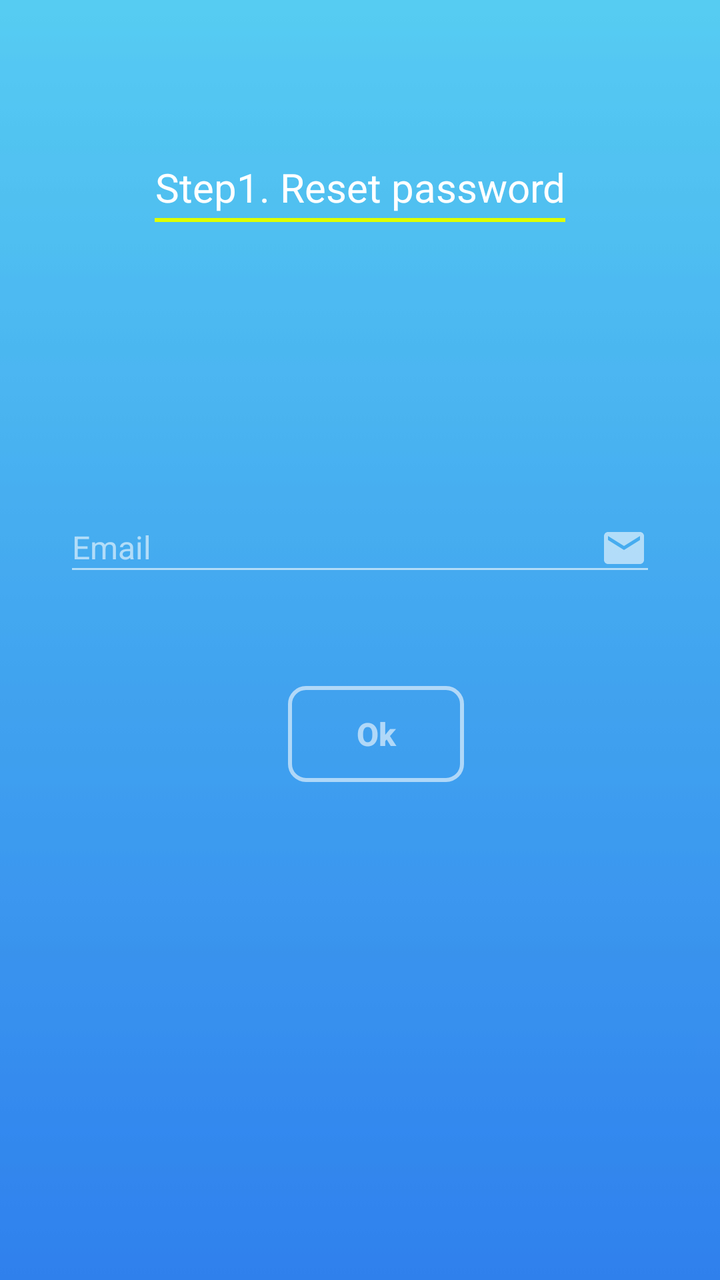
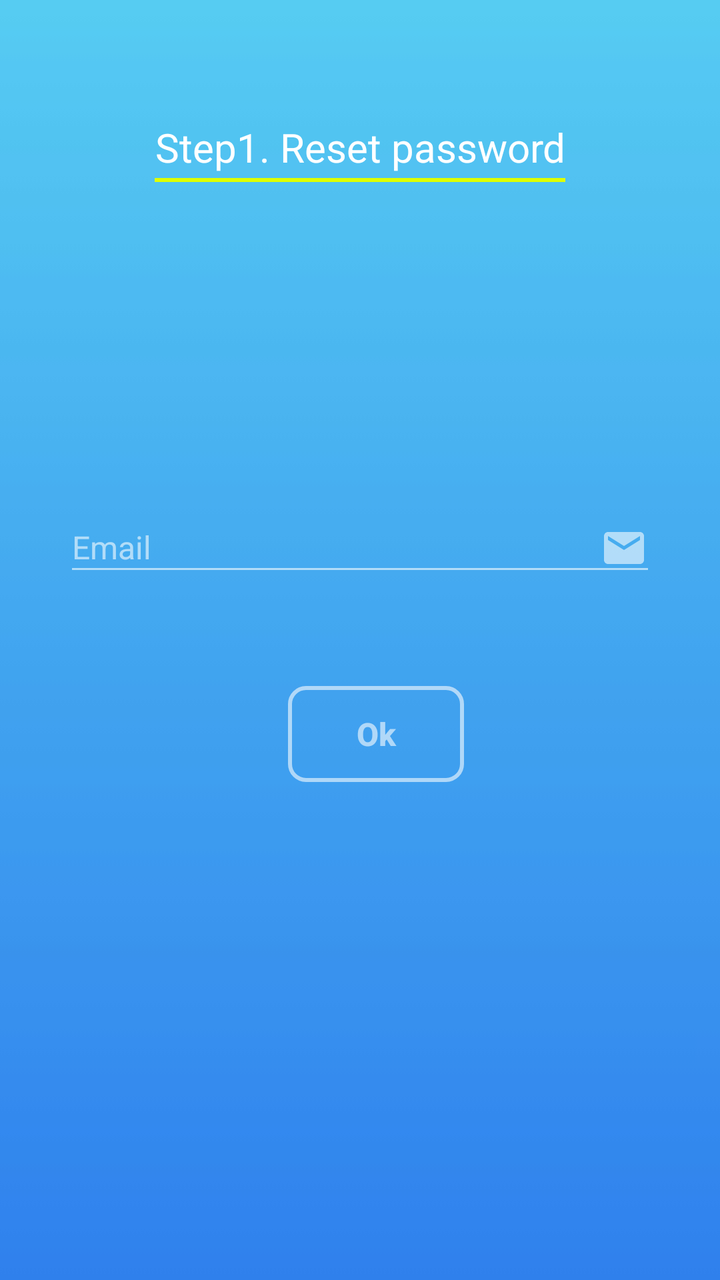

Screens rendered from an Android XML layout before and after an edit, with the pre-edit source and the edit as a unified diff.
<!-- AndroidManifest.xml: application theme AppTheme -->
<!-- res/layout/activity_forgot_pw.xml -->
<?xml version="1.0" encoding="utf-8"?>
<RelativeLayout xmlns:android="http://schemas.android.com/apk/res/android"
    xmlns:app="http://schemas.android.com/apk/res-auto"
    xmlns:tools="http://schemas.android.com/tools"
    android:layout_width="match_parent"
    android:layout_height="match_parent"
    android:id="@+id/rlRoot"
    android:background="@drawable/blue_skies">

        <LinearLayout
            android:id="@+id/linearLayout"
            android:layout_width="wrap_content"
            android:layout_height="wrap_content"
            android:layout_alignParentTop="true"
            android:layout_centerHorizontal="true"
            android:layout_marginTop="80dp"
            android:orientation="horizontal">

            <LinearLayout
                android:layout_width="wrap_content"
                android:layout_height="wrap_content"
                android:orientation="vertical">

                <TextView
                    android:id="@+id/textView"
                    android:layout_width="wrap_content"
                    android:layout_height="wrap_content"
                    android:text="@string/textInputEmail"
                    android:textAlignment="center"
                    android:textColor="#ffffff"
                    android:textSize="20sp" />

                <View
                    android:layout_width="match_parent"
                    android:layout_height="2dp"
                    android:layout_marginTop="2dp"
                    android:background="#deff00" />

            </LinearLayout>


        </LinearLayout>


        <LinearLayout
            android:layout_width="match_parent"
            android:layout_height="wrap_content"
            android:layout_centerVertical="true"
            android:layout_centerHorizontal="true"
            android:layout_marginBottom="32dp"
            android:orientation="vertical"
            android:paddingLeft="32dp"
            android:paddingRight="32dp">


            <com.google.android.material.textfield.TextInputLayout
                android:layout_width="match_parent"
                android:layout_height="wrap_content"
                android:textColorHint="#96ffffff"
                android:theme="@style/EditScreenTextInputLayoutStyle">

                <com.google.android.material.textfield.TextInputEditText
                    android:layout_width="match_parent"
                    android:layout_height="match_parent"
                    android:drawablePadding="16dp"
                    android:drawableRight="@drawable/ic_email_white_24dp"
                    android:hint="@string/textEmail"
                    android:id="@+id/etId"
                    android:inputType="textEmailAddress"
                    android:maxLines="1"
                    android:textColor="@android:color/white"
                    android:textSize="16sp" />
            </com.google.android.material.textfield.TextInputLayout>

            <LinearLayout
                android:layout_width="match_parent"
                android:layout_height="wrap_content"
                android:layout_marginTop="50dp"
                android:layout_marginBottom="8dp"
                android:gravity="center"
                android:orientation="horizontal">



                <Button
                    android:layout_width="wrap_content"
                    android:layout_height="wrap_content"
                    android:layout_marginLeft="16dp"
                    android:background="@drawable/buttonshapewhitebg"
                    android:text="@string/textOk"
                    android:id="@+id/btnOk"
                    android:textAllCaps="false"
                    android:textColor="#96ffffff"
                    android:textSize="16dp"
                    android:textStyle="bold" />


            </LinearLayout>

        </LinearLayout>


    </RelativeLayout>
<!-- resources referenced by this layout -->
<resources>
  <!-- drawable blue_skies: jpg bitmap (drawable, 1647 bytes) -->
  <!-- drawable buttonshapewhitebg (drawable) -->
  <?xml version="1.0" encoding="utf-8"?>
  <selector xmlns:android="http://schemas.android.com/apk/res/android">
      <item>
          <shape android:shape="rectangle">
              <corners android:radius="8dp" />
              <solid android:color="@android:color/transparent"/>
              <stroke android:color="#96ffffff"
                  android:width="2dp"/>
          </shape>
      </item>
  </selector>
  <!-- drawable ic_email_white_24dp (drawable) -->
  <vector xmlns:android="http://schemas.android.com/apk/res/android"
          android:width="24dp"
          android:height="24dp"
          android:viewportWidth="24.0"
          android:viewportHeight="24.0">
      <path
          android:fillColor="#96ffffff"
          android:pathData="M20,4L4,4c-1.1,0 -1.99,0.9 -1.99,2L2,18c0,1.1 0.9,2 2,2h16c1.1,0 2,-0.9 2,-2L22,6c0,-1.1 -0.9,-2 -2,-2zM20,8l-8,5 -8,-5L4,6l8,5 8,-5v2z"/>
  </vector>
  <string name="textEmail">Email</string>
  <string name="textInputEmail">Step1. Reset password</string>
  <string name="textOk">Ok</string>
  <style name="EditScreenTextInputLayoutStyle" parent="Theme.AppCompat.Light.DarkActionBar">
          <item name="colorControlNormal">@color/textInputLayout</item>
          <item name="colorControlActivated">@color/textInputLayout</item>
          <item name="colorControlHighlight">@color/textInputLayout</item>
          <item name="colorAccent">@color/textInputLayout</item>
          <item name="android:textColorHint">@color/textInputLayout</item>
      </style>
  <style name="AppTheme" parent="Theme.AppCompat.Light.DarkActionBar">
          
          <item name="colorPrimary">@color/blueSkiestop</item>
          <item name="colorPrimaryDark">@color/blueSkiestop</item>
          <item name="colorAccent">@color/black</item>
      </style>
  <color name="textInputLayout">#96ffffff</color>
  <color name="blueSkiestop">#56CBF2</color>
  <color name="black">#000</color>
</resources>

<!-- the commit's change to res/layout/activity_forgot_pw.xml (unified diff, before → after) -->
@@ -11,9 +11,9 @@
             android:id="@+id/linearLayout"
             android:layout_width="wrap_content"
             android:layout_height="wrap_content"
-            android:layout_alignParentTop="true"
             android:layout_centerHorizontal="true"
-            android:layout_marginTop="80dp"
+            android:layout_marginBottom="150dp"
+            android:layout_above="@+id/llCenter"
             android:orientation="horizontal">
 
             <LinearLayout
@@ -49,6 +49,7 @@
             android:layout_centerHorizontal="true"
             android:layout_marginBottom="32dp"
             android:orientation="vertical"
+            android:id="@+id/llCenter"
             android:paddingLeft="32dp"
             android:paddingRight="32dp">
 
